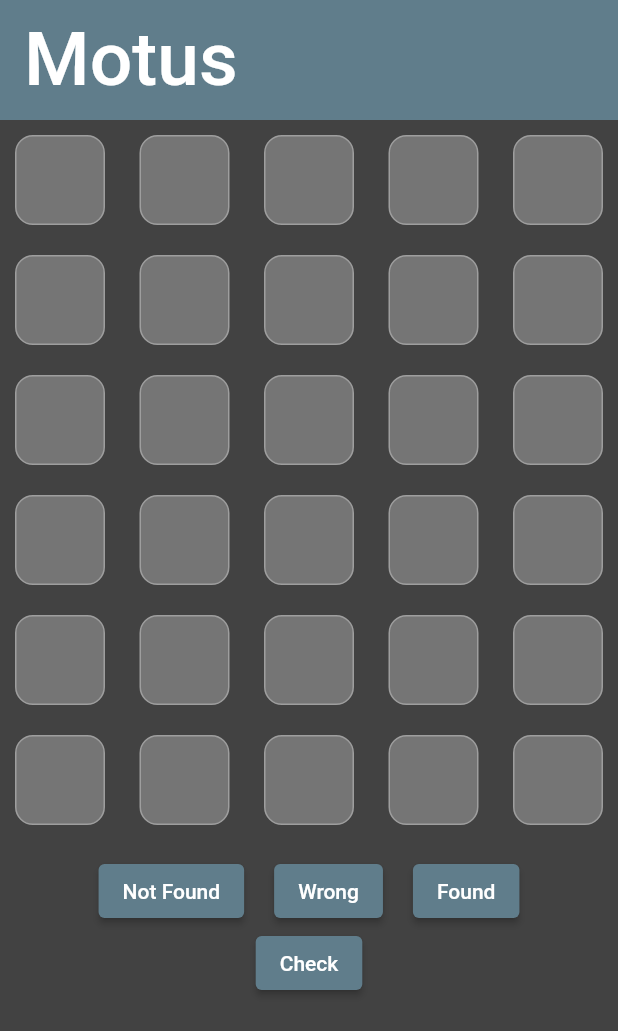
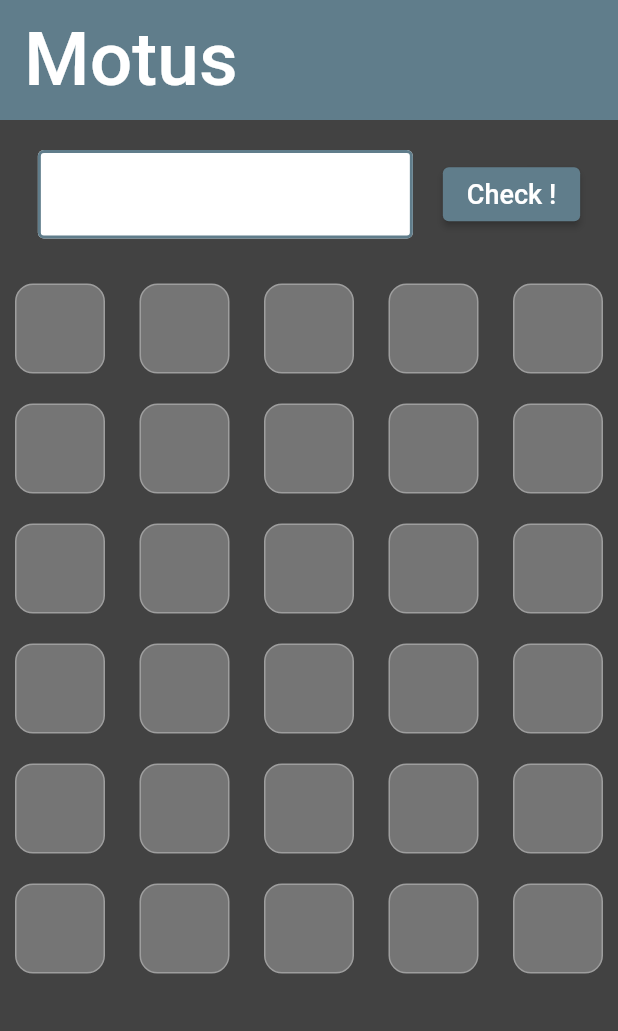
Before and after one commit to jdemorcy/motus, a Flutter app: the screen it shows after launch, on a phone screen of 412 x 824 dp. Shown: the top 1031 px of the screen. Run offline on Flutter 3.47's test engine with Material 2 defaults, Android fonts, the phone set to English and light mode, and no system bars.

```diff
--- a/lib/main.dart
+++ b/lib/main.dart
@@ -28,6 +28,7 @@ class MyHomePage extends StatefulWidget {
 
   final String title;
 
+
   @override
   State<MyHomePage> createState() => _MyHomePageState();
 }
@@ -35,7 +36,79 @@ class MyHomePage extends StatefulWidget {
 class _MyHomePageState extends State<MyHomePage> {
 
   // Current try
-  var tryNum = 1;
+  int tryNum = 1;
+
+  String proposition = '';
+
+  // Form related variables
+  final GlobalKey<FormState> _formKey = GlobalKey<FormState>();
+  String message = '';
+  final myController = TextEditingController();
+  late FocusNode myFocusNode;
+
+  @override
+  void initState() {
+    super.initState();
+
+    myController.addListener(checkInputField);
+
+    myFocusNode = FocusNode();
+  }
+
+  @override
+  void dispose() {
+    // Clean up the controller when the widget is disposed.
+    myController.dispose();
+
+    // Clean up the focus node when the Form is disposed.
+    myFocusNode.dispose();
+
+    super.dispose();
+  }
+
+  checkInputField() {
+    // Checking form field input length to prevent player to type more than 5 characters
+    if(myController.text.length > 5) {
+      myController.text = myController.text.substring(0,5);
+      setState(() {
+        _showInSnackBar("Proposition must be 5 (alphabetic) characters long !");
+      });
+    }
+  }
+
+  formValidation() {
+    var reg = RegExp(r'^[a-zA-Z]{5}$');
+    if(myController.text.length != 5 || !reg.hasMatch(myController.text)) {
+      setState(() {
+        _showInSnackBar("Proposition must be 5 (alphabetic) characters long !");
+      });
+    } else {
+      proposition = myController.text.toUpperCase();
+      myController.text = '';
+      myFocusNode.unfocus();
+      checkResult();
+    }
+
+  }
+
+  void _showInSnackBar(message) {
+    ScaffoldMessenger.of(context).showSnackBar(
+      SnackBar(
+        content: GestureDetector(
+          onTap: () {},
+          child: Text(
+            message,
+            style: TextStyle(color: Colors.white, fontWeight: FontWeight.w600),
+          ),
+        ),
+        duration: (Duration(seconds: 4)),
+        elevation: 0,
+        backgroundColor: Colors.black,
+      ),
+    );
+  }
+
+
 
   void evaluateLetter({String? result, String? ref}) {
 
@@ -76,8 +149,6 @@ class _MyHomePageState extends State<MyHomePage> {
     // ---------------------------
 
     String word = "nepal".toUpperCase();
-    String proposition = "lapin".toUpperCase();
-    //String proposition = "penal".toUpperCase();
 
     List<String> wordLettersList = []; // List used to store each letters of the word to be found
     List<String> propositionLettersList = []; // List used to store each letters of the player proposition
@@ -117,15 +188,6 @@ class _MyHomePageState extends State<MyHomePage> {
         }
       }
     }
-
-    // Debug...
-    /*
-  print("");
-  print("Post treatment results");
-  print("Word list $ctrlWordLettersList");
-  print("Propositions list $ctrlPropositionLettersList");
-  print("Result list $result");
-  */
 
     // Displaying process result in console
     // ------------------------------------
@@ -178,9 +240,19 @@ class _MyHomePageState extends State<MyHomePage> {
   }
 
 
+
+
   @override
   Widget build(BuildContext context) {
-    return Scaffold(
+    return GestureDetector(
+      onTap: () {
+        FocusScopeNode currentFocus = FocusScope.of(context);
+
+        if (!currentFocus.hasPrimaryFocus) {
+          currentFocus.unfocus();
+        }
+      },
+      child: Scaffold(
         appBar: AppBar(
           toolbarHeight: 80.0,
           title: Text(
@@ -191,12 +263,140 @@ class _MyHomePageState extends State<MyHomePage> {
           ),
           elevation: 0.0,
         ),
-      body:
+          body: Container(
+            color: Colors.grey[800],
+            padding: const EdgeInsets.all(10.0),
+
+            child: Column(
+              children: [
+                // FORM
+                Container(
+                  padding: EdgeInsets.all(10.0),
+                  child: Form(
+                  key: _formKey,
+                  child: Row(
+                      mainAxisAlignment: MainAxisAlignment.center,
+                      children: <Widget>[
+                    SizedBox(
+                      width: 250.0,
+                      child: Container(
+                        child: TextFormField( // Proposition
+                          focusNode: myFocusNode,
+                          decoration: textInputDecoration.copyWith(hintText: ''),
+                          controller: myController,
+                        ),
+                      ),
+                    ),
+
+                    SizedBox(width: 20.0),
+
+                    ElevatedButton(
+                      onPressed: () {
+                        formValidation();
+                      },
+                      style: ButtonStyle(
+                          backgroundColor: MaterialStateProperty.all(
+                              Colors.blueGrey)
+                      ),
+                      child: const Text(
+                        'Check !',
+                        style: TextStyle(
+                          fontSize: 18.0
+                        ),
+                      ),
+                    ),
+
+                  ]),
+              ),
+                ),
+
+              SizedBox(height: 20.0),
+
+              // Grid
+
+                Row(
+                  crossAxisAlignment: CrossAxisAlignment.center,
+                  mainAxisAlignment: MainAxisAlignment.spaceBetween,
+                  children: printRow(rowNum: 1),
+                ),
+
+                SizedBox(height: 20.0),
+
+                Row(
+                  crossAxisAlignment: CrossAxisAlignment.center,
+                  mainAxisAlignment: MainAxisAlignment.spaceBetween,
+                  children: printRow(rowNum: 2),
+                ),
+
+                SizedBox(height: 20.0),
+
+                Row(
+                  crossAxisAlignment: CrossAxisAlignment.center,
+                  mainAxisAlignment: MainAxisAlignment.spaceBetween,
+                  children: printRow(rowNum: 3),
+                ),
+
+                SizedBox(height: 20.0),
+
+                Row(
+                  crossAxisAlignment: CrossAxisAlignment.center,
+                  mainAxisAlignment: MainAxisAlignment.spaceBetween,
+                  children: printRow(rowNum: 4),
+                ),
+
+                SizedBox(height: 20.0),
+
+                Row(
+                  crossAxisAlignment: CrossAxisAlignment.center,
+                  mainAxisAlignment: MainAxisAlignment.spaceBetween,
+                  children: printRow(rowNum: 5),
+                ),
+
+                SizedBox(height: 20.0),
+
+                Row(
+                  crossAxisAlignment: CrossAxisAlignment.center,
+                  mainAxisAlignment: MainAxisAlignment.spaceBetween,
+                  children: printRow(rowNum: 6),
+                ),
+
+              ]),
+
+          ),
+
+
+      ),
+    );
+  }
+}
+
+/*
 Container(
         padding: const EdgeInsets.all(10.0),
         color: Colors.grey[800],
         child: Column(
           children: [
+            // Input form field
+            Row(
+              children: <Widget>[
+                Form(
+                    key: _formKey,
+                    child: Column(
+                      children: [
+                        SizedBox(height: 20.0, width: 300.0),
+                        TextFormField( // email
+                          decoration: textInputDecoration.copyWith(hintText: 'Email'),
+                          validator: (val) => val!.isEmpty ? 'Enter an email' : null,
+                        ),
+                      ],
+                    ),
+
+                )
+
+              ]
+
+            ),
+
             // Grid
             Row(
               crossAxisAlignment: CrossAxisAlignment.center,
@@ -246,6 +446,27 @@ class _MyHomePageState extends State<MyHomePage> {
 
             SizedBox(height: 20.0),
 
+
+            ElevatedButton(
+              onPressed: (tryNum < 7) ? checkResult : null,
+              style: ButtonStyle(
+                  backgroundColor: MaterialStateProperty.all(
+                      Colors.blueGrey)
+              ),
+              child: const Text(
+                'Check',
+              ),
+            ),
+
+          ],
+
+        ),
+      ),
+ */
+
+
+
+/*
 // Buttons
             Row(
                 mainAxisAlignment: MainAxisAlignment.center,
@@ -289,23 +510,4 @@ class _MyHomePageState extends State<MyHomePage> {
                   ),
                 ]
             ),
-
-            ElevatedButton(
-              onPressed: (tryNum < 7) ? checkResult : null,
-              style: ButtonStyle(
-                  backgroundColor: MaterialStateProperty.all(
-                      Colors.blueGrey)
-              ),
-              child: const Text(
-                'Check',
-              ),
-            ),
-
-          ],
-
-        ),
-      ),
-
-    );
-  }
-}
+ */
--- a/lib/shared/constants.dart
+++ b/lib/shared/constants.dart
@@ -117,3 +117,15 @@ Map<String,BoxDecoration> mapSquareDecoration = {
   '65': letterDecorationNotFound,
 
 };
+
+// Form field decoration
+const textInputDecoration = InputDecoration(
+  fillColor: Colors.white,
+  filled: true,
+  enabledBorder: OutlineInputBorder(
+    borderSide: BorderSide(color: Colors.blueGrey, width: 2.0),
+  ),
+  focusedBorder: OutlineInputBorder(
+    borderSide: BorderSide(color: Colors.blue, width: 2.0),
+  ),
+);
```
Lines whose indentation alone changed are shown as unchanged.
